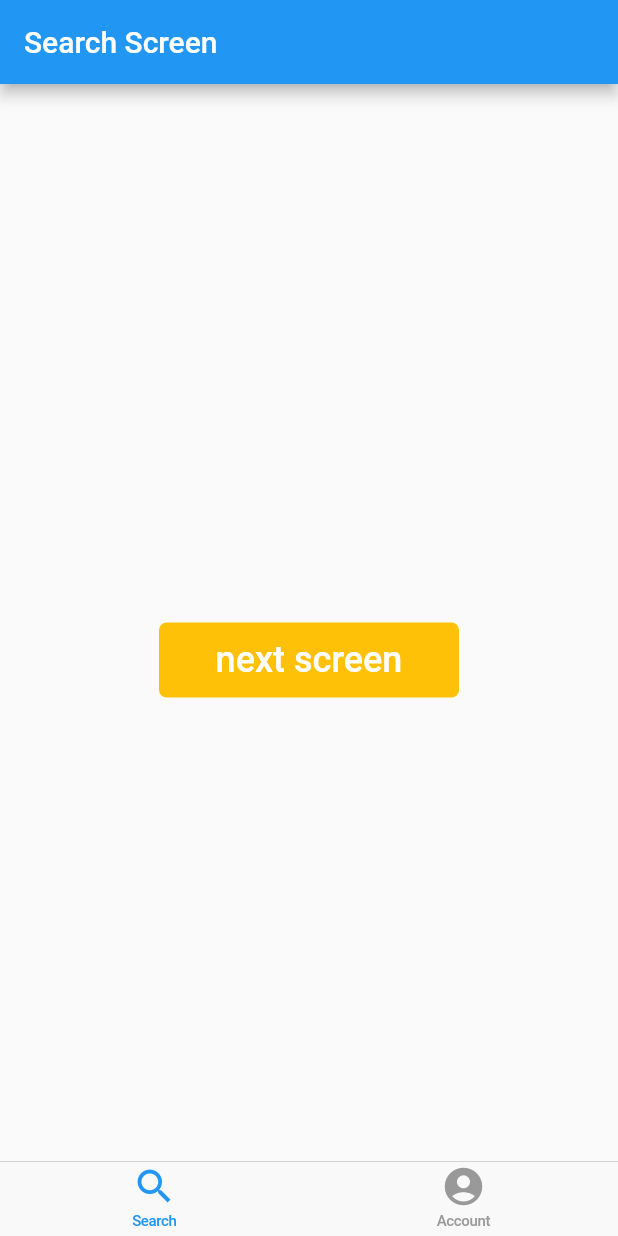
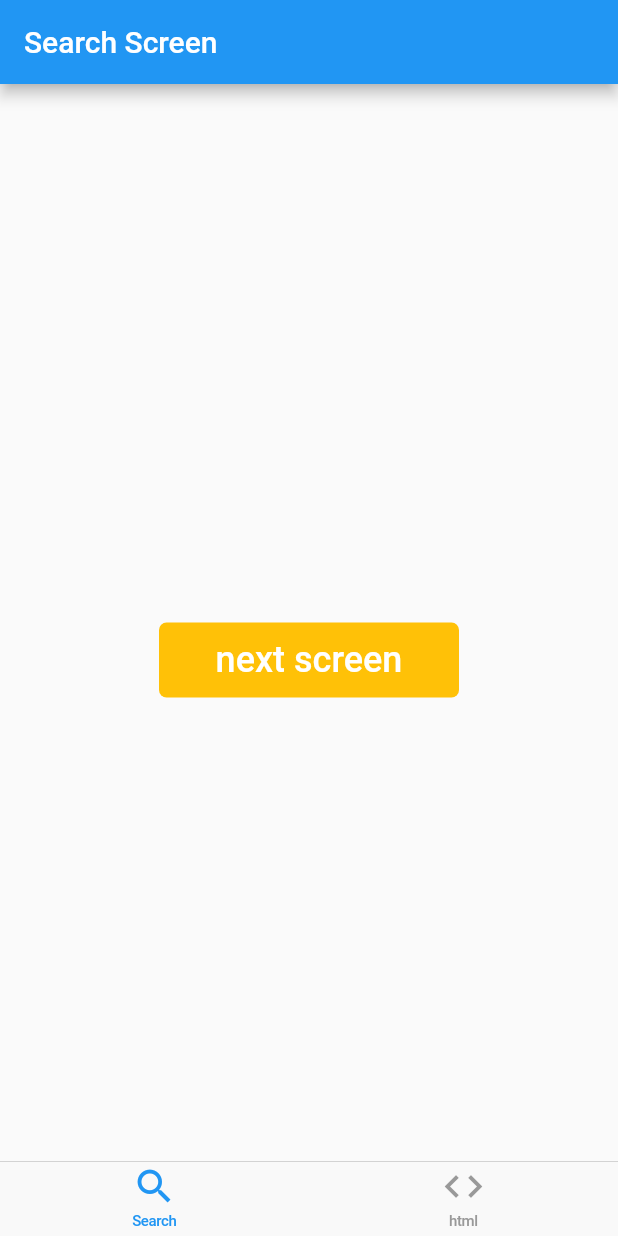
Before and after one commit to canisterism/flutter_bottom_navbar, a Flutter app: the screen it shows after launch, on a phone screen of 412 x 824 dp. Run offline on Flutter 3.47's test engine with Material 2 defaults, Android fonts, the phone set to English and light mode, and no system bars; our stand-ins replace flutter_html.

```diff
--- a/lib/main.dart
+++ b/lib/main.dart
@@ -40,8 +40,8 @@ class _MainPageState extends State<MainPage> {
             title: Text('Search'),
           ),
           BottomNavigationBarItem(
-            icon: Icon(Icons.account_circle),
-            title: Text('Account'),
+            icon: Icon(Icons.code),
+            title: Text('html'),
           ),
         ],
       ),
```
Also changed, not shown: lib/account_screen.dart (+21 -10 lines), pubspec.yaml (+1 -6 lines), pubspec.lock.
